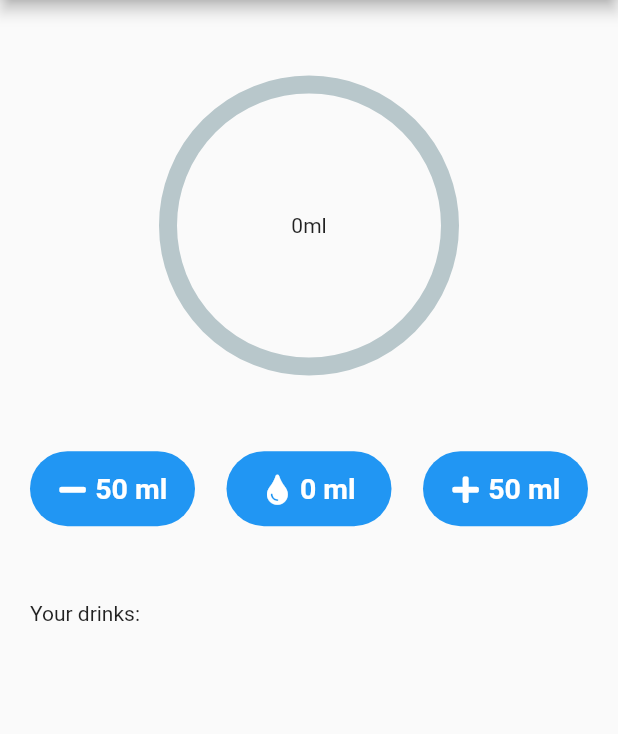
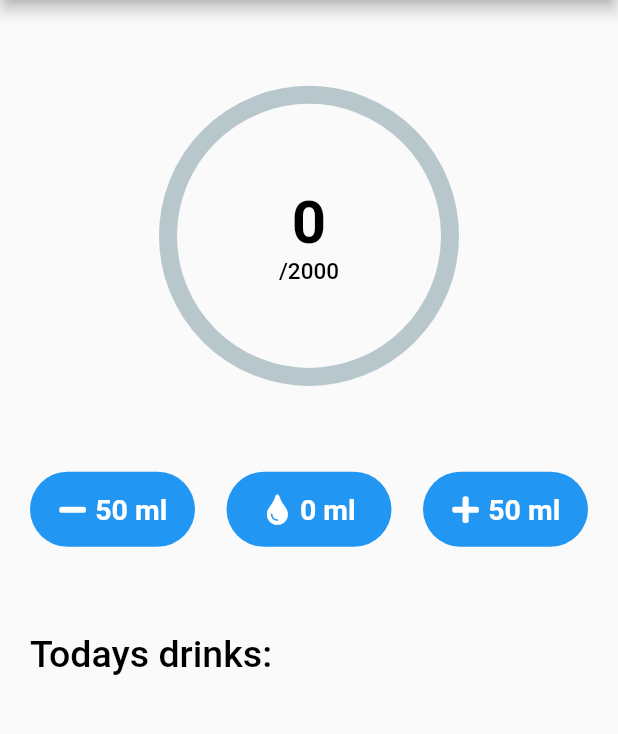
Before and after one commit to wojtek717/drink-keeper, a Flutter app: the screen it shows after launch, on a phone screen of 412 x 824 dp, the part 84-818 px from its top. Run offline on Flutter 3.47's test engine with Material 2 defaults, Android fonts, the phone set to English and light mode, and no system bars; drawn by our look-alikes of percent_indicator; our stand-ins replace font_awesome_flutter.

Commit message:
UI change: wateramount Text, list title

```diff
--- a/lib/constants.dart
+++ b/lib/constants.dart
@@ -20,3 +20,27 @@ const kDrinkEventBigTextStyle = TextStyle(
     color: Colors.white,
     fontWeight: FontWeight.bold
 );
+
+const kProgresStatusBigTextStyle = TextStyle(
+    fontSize: 40.0,
+    color: Colors.black,
+    fontWeight: FontWeight.bold
+);
+
+const kProgresStatusTextStyle = TextStyle(
+    fontSize: 15.0,
+    color: Colors.black,
+    fontWeight: FontWeight.w500,
+);
+
+const kListTitleTextStyle = TextStyle(
+  fontSize: 25.0,
+  color: Colors.black,
+  fontWeight: FontWeight.w500,
+);
+
+const kProgresStatusBigBigTextStyle = TextStyle(
+    fontSize: 50.0,
+    color: Colors.black,
+    fontWeight: FontWeight.bold
+);
--- a/lib/water_screen.dart
+++ b/lib/water_screen.dart
@@ -3,6 +3,7 @@ import 'package:percent_indicator/percent_indicator.dart';
 import 'package:font_awesome_flutter/font_awesome_flutter.dart';
 import 'package:drink_keeper/CircularIconButton.dart';
 import 'DrinkEvent.dart';
+import 'constants.dart';
 
 class WaterScreen extends StatefulWidget {
   @override
@@ -44,7 +45,30 @@ class _WaterScreenState extends State<WaterScreen> {
                   radius: 200.0,
                   lineWidth: 12.0,
                   percent: _getProgressPercent(),
-                  center: Text(waterAmount.toString() + 'ml'),
+                  center: Row(
+                    //textBaseline: TextBaseline.alphabetic,
+                    crossAxisAlignment: CrossAxisAlignment.center,
+                    mainAxisAlignment: MainAxisAlignment.center,
+                    children: <Widget>[
+                      Column(
+                        mainAxisAlignment: MainAxisAlignment.center,
+                        children: <Widget>[
+                          Text(
+                            waterAmount.toString(),
+                            style: kProgresStatusBigTextStyle,
+                          ),
+                          Text(
+                            '/' + goalAmount.toString(),
+                            style: kProgresStatusTextStyle,
+                          ),
+                        ],
+                      ),
+//                      Text(
+//                        'ml',
+//                        style: kProgresStatusBigBigTextStyle,
+//                      ),
+                    ],
+                  ),
                   progressColor: Colors.blue,
                 ),
               ),
@@ -92,7 +116,16 @@ class _WaterScreenState extends State<WaterScreen> {
                   ),
                 ],
               ),
-              Text('Your drinks:'),
+              Column(
+                crossAxisAlignment: CrossAxisAlignment.start,
+                children: <Widget>[
+                  Text(
+                    'Todays drinks:',
+                    style: kListTitleTextStyle,
+                  ),
+                  SizedBox(
+                    height: 10.0,
+                  ),
                   Container(
                     height: 250.0,
                     child: ListView.builder(
@@ -107,6 +140,8 @@ class _WaterScreenState extends State<WaterScreen> {
                   ),
                 ],
               ),
+            ],
+          ),
         ),
       ),
     );
```
Lines whose indentation alone changed are shown as unchanged.
